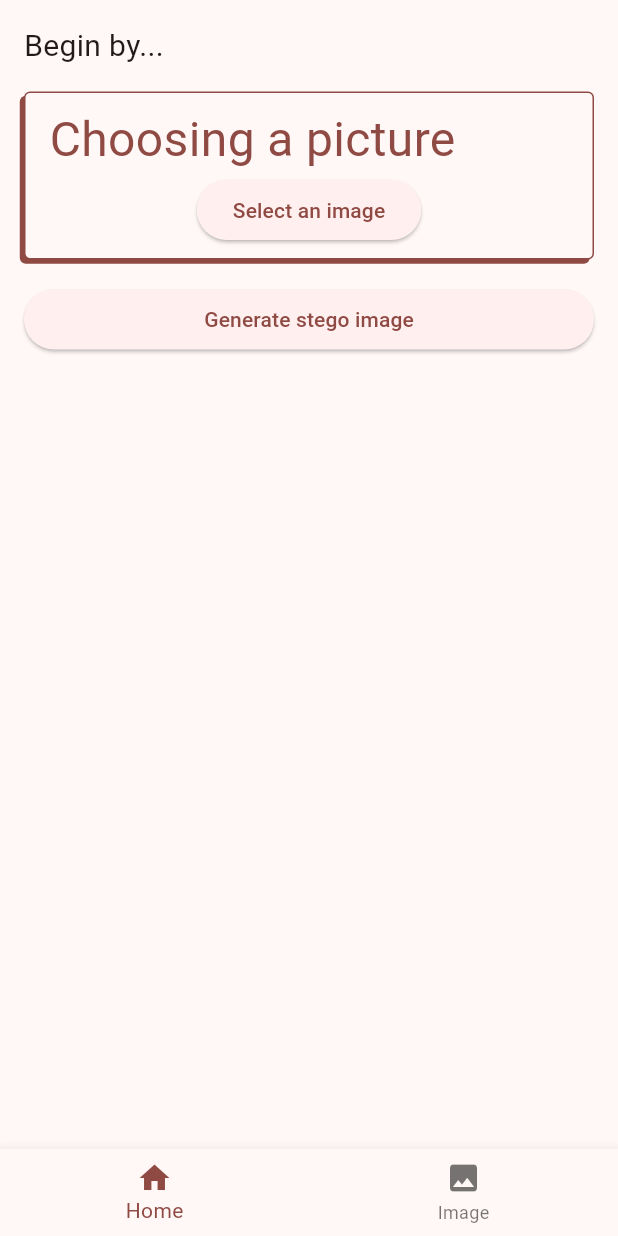
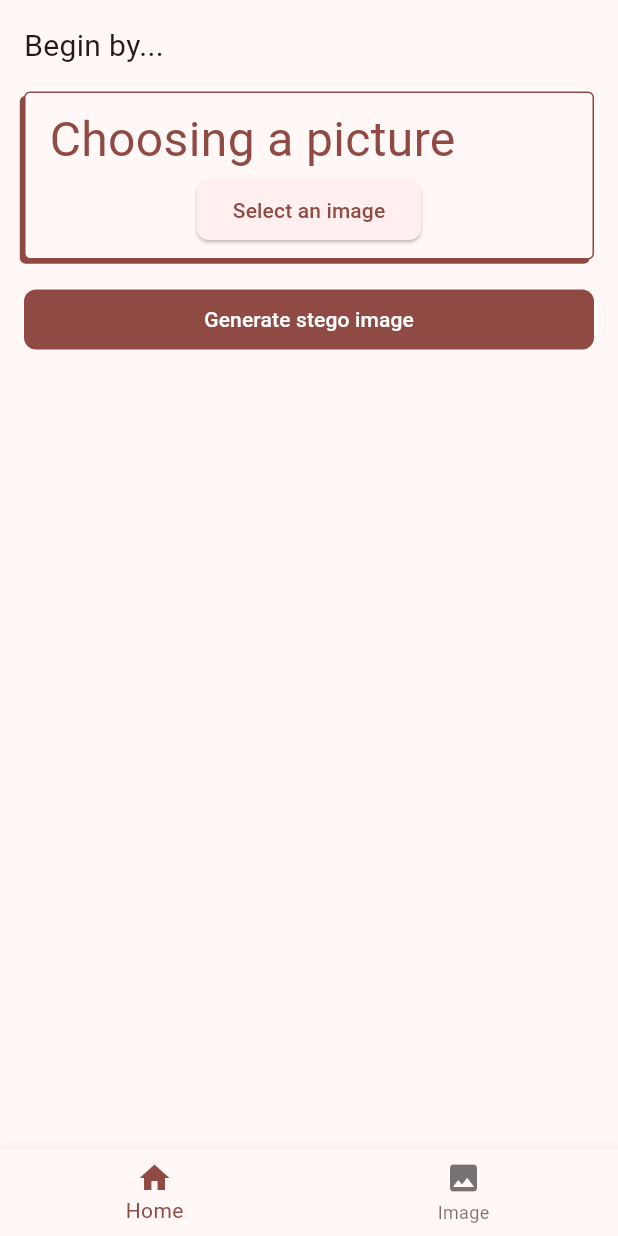
Before and after one commit to Lorenzo-Pappalardo/steganosaurus, a Flutter app: the screen it shows after launch, on a phone screen of 412 x 824 dp. Run offline on Flutter 3.47's test engine with Material 2 defaults, Android fonts, the phone set to English and light mode, and no system bars; our stand-ins replace image_picker.

Commit message:
Uniformed the style of buttons

```diff
--- a/lib/body.dart
+++ b/lib/body.dart
@@ -1,6 +1,7 @@
 import 'package:flutter/material.dart';
 import 'package:image/image.dart' as img;
 import 'package:steganosaurus/image_picker_and_preview.dart';
+import 'package:steganosaurus/shared/button_styles.dart';
 import 'package:steganosaurus/shared/card.dart';
 import 'package:steganosaurus/shared/steganography.dart';
 import 'package:steganosaurus/shared/text_styles.dart';
@@ -49,8 +50,9 @@ class _BodyState extends State<Body> {
               ImagePickerAndPreview(setCoverImage: setCoverImage)
             ],
           )),
-          ElevatedButton(
+          FilledButton(
               onPressed: startProcessingImage,
+              style: buttonStyle,
               child: const Text('Generate stego image'))
         ]));
   }
--- a/lib/image_picker_and_preview.dart
+++ b/lib/image_picker_and_preview.dart
@@ -2,6 +2,7 @@ import 'dart:io';
 
 import 'package:flutter/material.dart';
 import 'package:image_picker/image_picker.dart';
+import 'package:steganosaurus/shared/button_styles.dart';
 
 class ImagePickerAndPreview extends StatefulWidget {
   final Function setCoverImage;
@@ -39,6 +40,7 @@ class _ImagePickerAndPreviewState extends State<ImagePickerAndPreview> {
     List<Widget> toolbarChildren = [
       ElevatedButton(
         onPressed: _openImagePicker,
+        style: buttonStyle,
         child: const Text('Select an image'),
       ),
     ];
@@ -53,6 +55,7 @@ class _ImagePickerAndPreviewState extends State<ImagePickerAndPreview> {
 
       toolbarChildren.add(ElevatedButton(
         onPressed: () {},
+        style: buttonStyle,
         child: const Text('Next'),
       ));
     }
--- /dev/null
+++ b/lib/shared/button_styles.dart
@@ -0,0 +1,7 @@
+import 'package:flutter/material.dart';
+
+ButtonStyle get buttonStyle {
+  return ElevatedButton.styleFrom(
+      shape: const RoundedRectangleBorder(
+          borderRadius: BorderRadius.all(Radius.circular(8))));
+}
```
